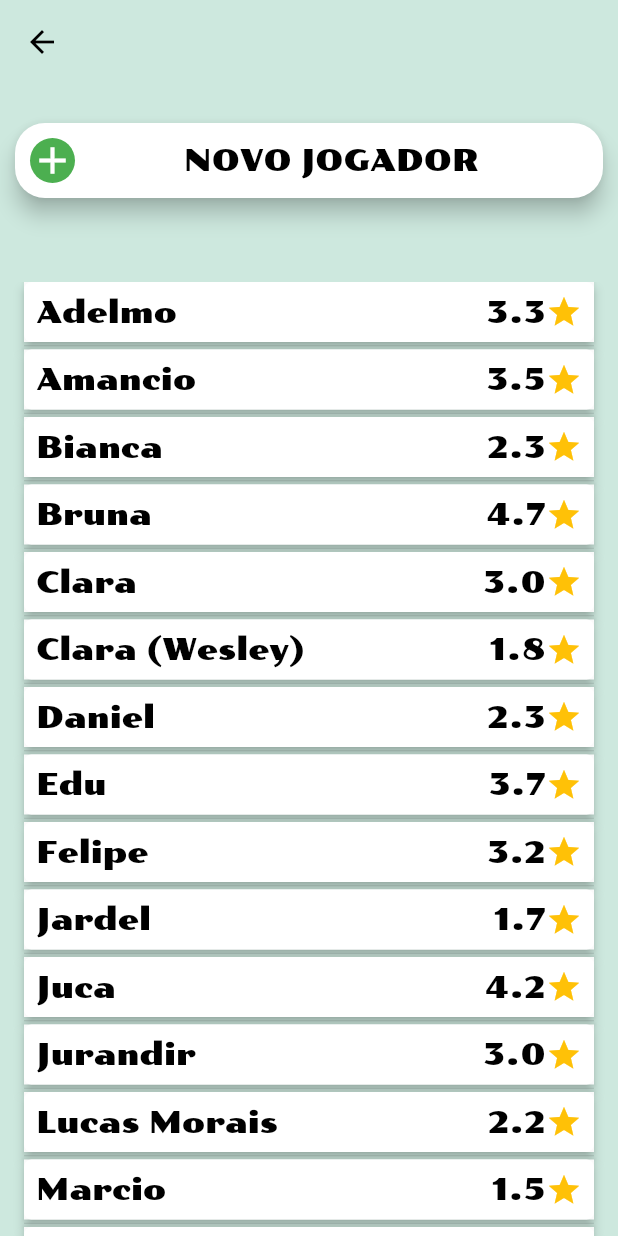
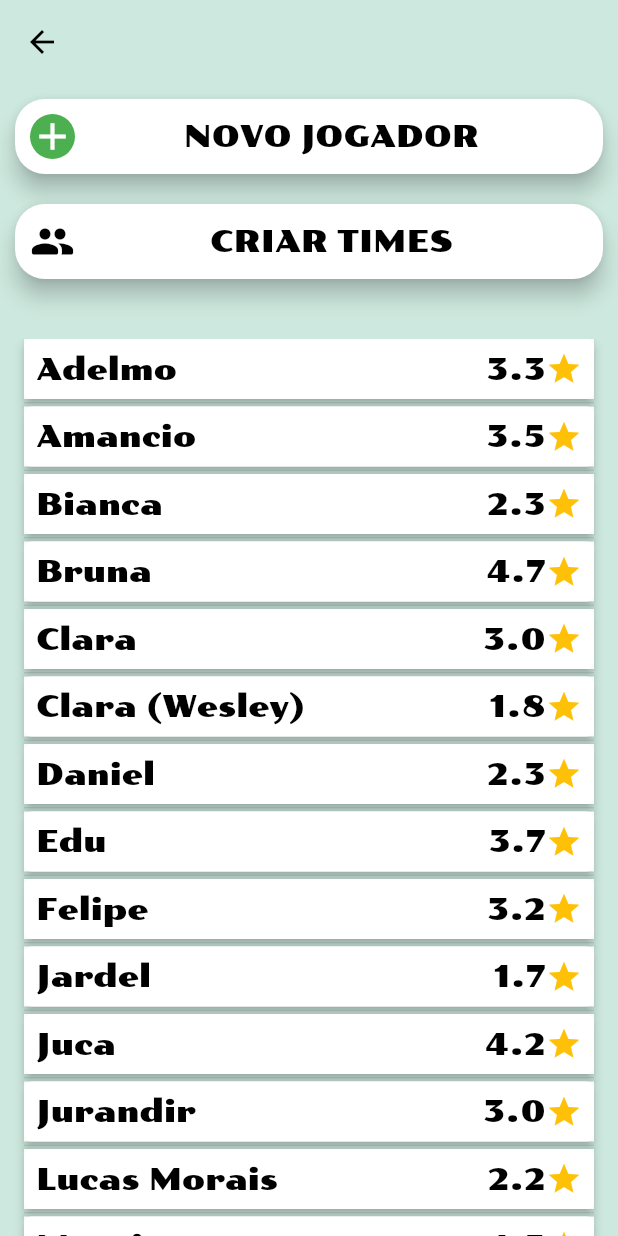
Before and after one commit to felipebma/voleizinho, a Flutter app: the screen it shows after launch, after a tap on "Jogadores", on a phone screen of 412 x 824 dp. Run offline on Flutter 3.47's test engine with Material 2 defaults, Android fonts, the phone set to English and light mode, and no system bars; our stand-ins replace flutter_rating_bar, objectbox, shared_preferences; generated files the repository leaves out were written again.

```diff
--- a/lib/main.dart
+++ b/lib/main.dart
@@ -24,8 +24,10 @@ Future<void> main() async {
   objectBox = await ObjectBox.create();
   Box<Player> playerBox = objectBox.store.box<Player>();
   PlayerRepository.init(playerBox);
-  for (Player p in playersDB) {
-    PlayerRepository.addPlayer(p);
+  if (PlayerRepository().getPlayers().isEmpty) {
+    for (Player p in playersDB) {
+      PlayerRepository().addPlayer(p);
+    }
   }
   await SystemChrome.setPreferredOrientations([DeviceOrientation.portraitUp]);
   runApp(MainApp(storeRepository: storeRepository));
--- a/lib/repositories/player_repository.dart
+++ b/lib/repositories/player_repository.dart
@@ -8,21 +8,21 @@ class PlayerRepository {
     playerBox = box;
   }
 
-  static void addPlayer(Player player) async {
+  void addPlayer(Player player) async {
     List<Player> players = playerBox!.getAll();
     players.add(player);
     playerBox!.put(player);
   }
 
-  static void updatePlayer(Player oldPlayer, Player newPlayer) async {
+  void updatePlayer(Player oldPlayer, Player newPlayer) async {
     playerBox!.put(newPlayer);
   }
 
-  static void removePlayer(Player player) async {
+  void removePlayer(Player player) async {
     playerBox!.remove(player.id);
   }
 
-  static List<Player> getPlayers() {
+  List<Player> getPlayers() {
     return playerBox!.getAll();
   }
 }
--- a/lib/screens/players_screen.dart
+++ b/lib/screens/players_screen.dart
@@ -15,7 +15,7 @@ class PlayersScreen extends StatefulWidget {
 
 class _PlayersScreenState extends State<PlayersScreen> {
   late PlayerRepository playerRepository = PlayerRepository();
-  late List<Player> players = PlayerRepository.getPlayers();
+  late List<Player> players = playerRepository.getPlayers();
 
   @override
   void initState() {
@@ -25,7 +25,7 @@ class _PlayersScreenState extends State<PlayersScreen> {
 
   void refreshPlayers() {
     setState(() {
-      players = PlayerRepository.getPlayers();
+      players = playerRepository.getPlayers();
     });
   }
 
@@ -45,9 +45,7 @@ class _PlayersScreenState extends State<PlayersScreen> {
           child: Column(
             mainAxisAlignment: MainAxisAlignment.center,
             children: [
-              Padding(
-                padding: const EdgeInsets.symmetric(vertical: 16),
-                child: MenuButton(
+              MenuButton(
                 text: "NOVO JOGADOR",
                 onPressed: () {
                   setState(() {
@@ -64,7 +62,22 @@ class _PlayersScreenState extends State<PlayersScreen> {
                     color: Colors.white,
                     size: 30,
                   ),
-                    )),
+                ),
+              ),
+              MenuButton(
+                text: "CRIAR TIMES",
+                onPressed: () {
+                  setState(() {
+                    Navigator.pushNamed(context, '/team_creation');
+                  });
+                },
+                leftWidget: Container(
+                  child: const Icon(
+                    color: Colors.black,
+                    Icons.group_rounded,
+                    size: 30,
+                  ),
+                ),
               ),
               if (editingPlayerIndex == -1)
                 Padding(
@@ -79,7 +92,7 @@ class _PlayersScreenState extends State<PlayersScreen> {
                       onSave: (player) => setState(
                             () {
                               editingPlayerIndex = null;
-                              PlayerRepository.addPlayer(player);
+                              playerRepository.addPlayer(player);
                               refreshPlayers();
                             },
                           )),
@@ -100,8 +113,8 @@ class _PlayersScreenState extends State<PlayersScreen> {
                                   onHorizontalDragEnd: (details) => setState(
                                     () {
                                       if (details.primaryVelocity! < 0) {
-                                        PlayerRepository.removePlayer(
-                                            players[index]);
+                                        playerRepository
+                                            .removePlayer(players[index]);
                                         refreshPlayers();
                                       }
                                     },
@@ -129,7 +142,7 @@ class _PlayersScreenState extends State<PlayersScreen> {
                                     () {
                                       editingPlayerIndex = null;
                                       player.id = players[index].id;
-                                      PlayerRepository.updatePlayer(
+                                      playerRepository.updatePlayer(
                                           players[index], player);
                                       players[index] = player;
                                       refreshPlayers();
```
Also changed, not shown: lib/model/team.dart (+17 -0 lines), lib/screens/home_screen.dart (+15 -3 lines), lib/screens/team_creation_screen.dart (+27 -20 lines), lib/screens/teams_view_screen.dart (+13 -0 lines), lib/services/user_preferences.dart (+15 -0 lines). Lines whose indentation alone changed are shown as unchanged.
